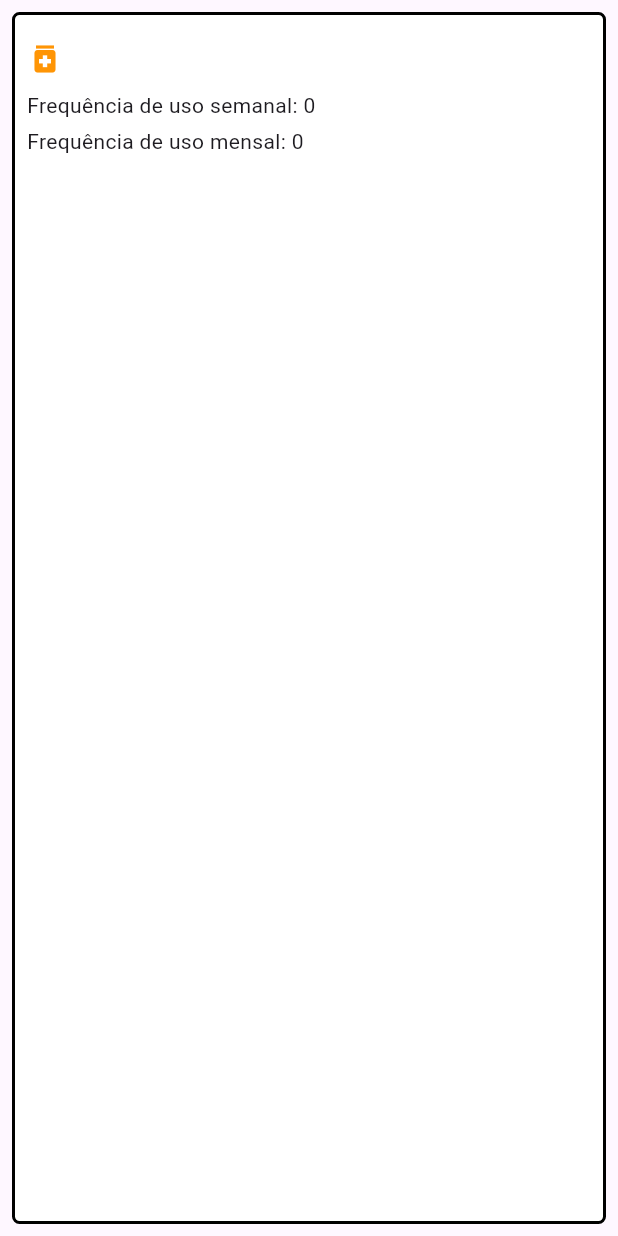
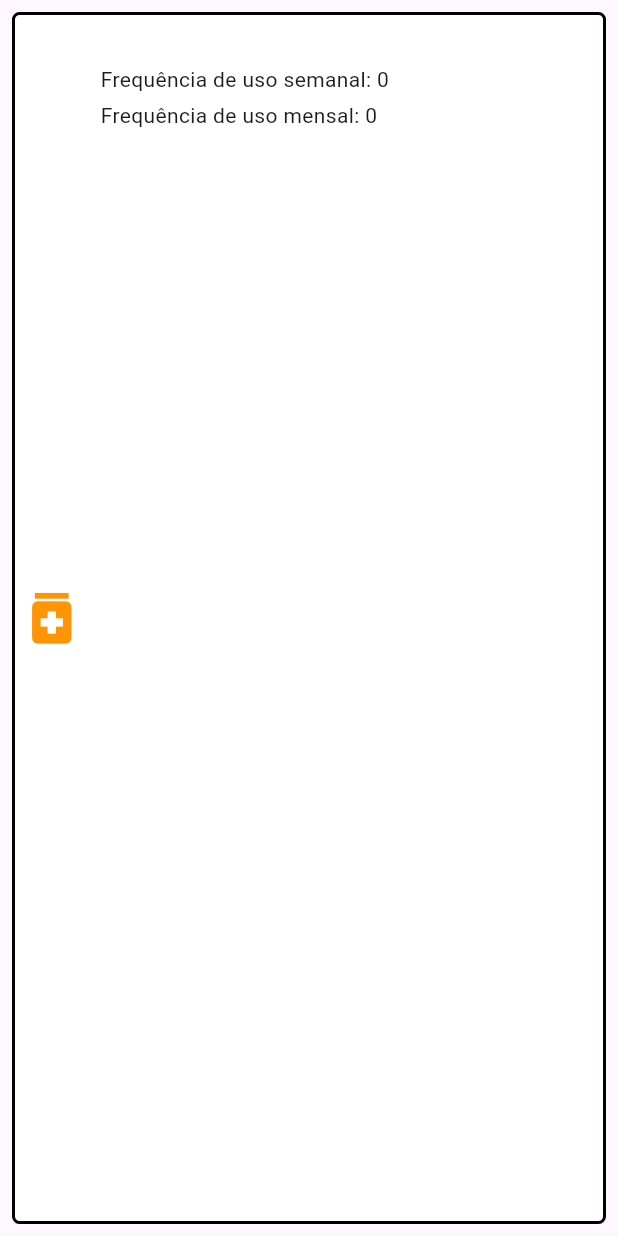
Before and after one commit to isadora-vieira-ramos/clini_dor, a Flutter app: the MedicineTile widget shown alone on an empty page, opened directly with empty values, on a phone screen of 412 x 824 dp. Run offline on Flutter 3.47's test engine with Material 3 defaults, Android fonts, the phone set to English and light mode, and no system bars; our stand-ins replace csv, firebase_auth, firebase_core, flutter_dotenv, go_router, google_fonts; accounts and stored records are empty; generated files the repository leaves out were written again; network calls fail.

Commit message:
Change alignment and padding

```diff
--- a/lib/components/medicine_tile.dart
+++ b/lib/components/medicine_tile.dart
@@ -22,25 +22,27 @@ class MedicineTile extends StatelessWidget {
         //   ),
         // ],
       ),
-      child: Column(
+      child: Row(
         mainAxisAlignment: MainAxisAlignment.start,
-        crossAxisAlignment: CrossAxisAlignment.start,
+        crossAxisAlignment: CrossAxisAlignment.center,
         children: [
           Padding(
-            padding: const EdgeInsets.only(top: 8.0, left: 8.0, right: 8.0),
-            child: Row(
+            padding: const EdgeInsets.all(2.0),
+            child: Icon(Icons.medication, color: Theme.of(context).colorScheme.tertiary, size: 45),
+          ),
+          Padding(
+            padding: const EdgeInsets.only(right:8.0, top: 8.0, bottom:8.0),
+            child: Column(
+              crossAxisAlignment: CrossAxisAlignment.start,
+              mainAxisAlignment: MainAxisAlignment.start,
               children: [
-                Icon(Icons.medication, color: Theme.of(context).colorScheme.tertiary),
                 Padding(
-                  padding: const EdgeInsets.all(8.0),
+                  padding: const EdgeInsets.only(left: 8.0, right: 8.0, bottom: 4.0),
                   child: Text(
                     medicine.name,
                     style: const TextStyle(
-                      fontSize: 18
+                      fontSize: 14
                     ),
-                  ),
-                )
-              ],
                   ),
                 ),
                 Padding(
@@ -51,6 +53,9 @@ class MedicineTile extends StatelessWidget {
                   padding: const EdgeInsets.only(left: 8.0, right: 8.0, bottom: 4.0),
                   child: Text("Frequência de uso mensal: ${medicine.monthlyFrequencyUse}"),
                 ),
+              ],
+            ),
+          )
         ]
       )
     );
```
Lines whose indentation alone changed are shown as unchanged.
